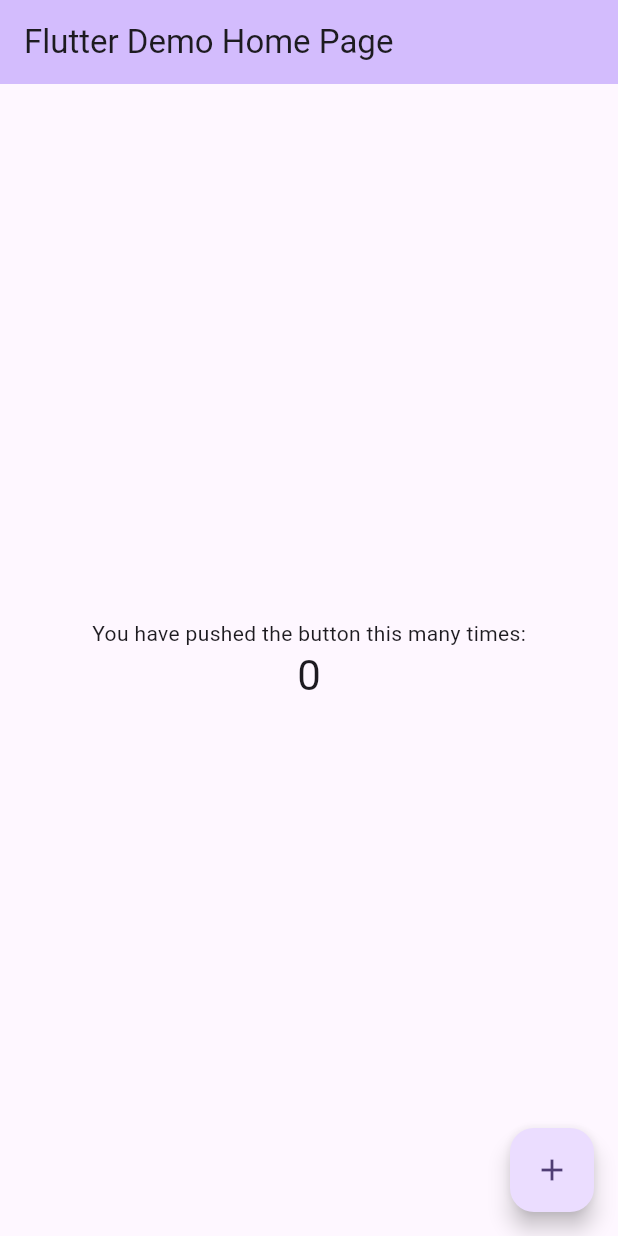
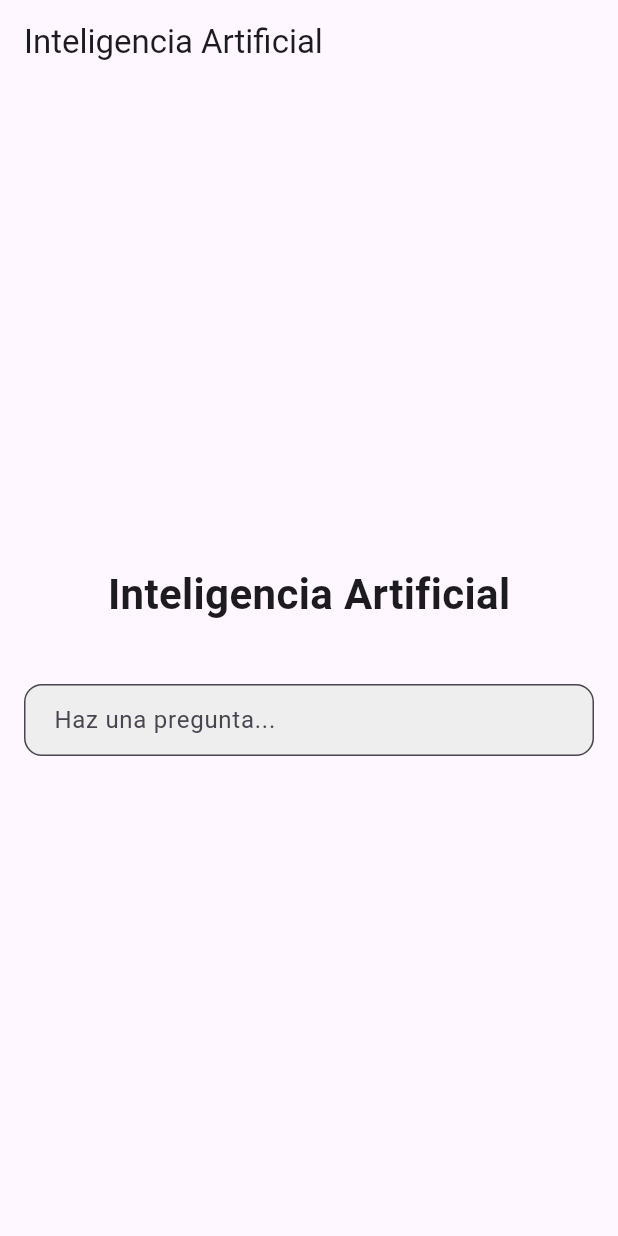
Before and after one commit to julio763284/IA, a Flutter app: the screen it shows after launch, on a phone screen of 412 x 824 dp. Run offline on Flutter 3.47's test engine with Material 3 defaults, Android fonts, the phone set to English and light mode, and no system bars.

Commit message:
Mejora de la vista Inicial

```diff
--- /dev/null
+++ b/flutter_application_1/lib/Inicio.dart
@@ -0,0 +1,43 @@
+import 'package:flutter/material.dart';
+
+class Inicio extends StatelessWidget {
+  const Inicio({super.key});
+
+  @override
+  Widget build(BuildContext context) {
+    return Scaffold(
+      appBar: AppBar(title: const Text('Inteligencia Artificial')),
+      body: Padding(
+        padding: const EdgeInsets.all(16),
+        child: Column(
+          mainAxisAlignment: MainAxisAlignment.center, // Centra verticalmente
+          children: [
+            const Spacer(), // Empuja hacia el centro
+            const Center(
+              child: Text(
+                'Inteligencia Artificial',
+                style: TextStyle(fontSize: 28, fontWeight: FontWeight.bold),
+              ),
+            ),
+            const SizedBox(height: 40),
+            TextField(
+              decoration: InputDecoration(
+                hintText: 'Haz una pregunta...',
+                filled: true,
+                fillColor: Colors.grey[200],
+                border: OutlineInputBorder(
+                  borderRadius: BorderRadius.circular(12),
+                ),
+                contentPadding: const EdgeInsets.symmetric(
+                  horizontal: 16,
+                  vertical: 12,
+                ),
+              ),
+            ),
+            const Spacer(), // Empuja hacia abajo
+          ],
+        ),
+      ),
+    );
+  }
+}
--- a/flutter_application_1/lib/main.dart
+++ b/flutter_application_1/lib/main.dart
@@ -1,4 +1,5 @@
 import 'package:flutter/material.dart';
+import 'Inicio.dart';
 
 void main() {
   runApp(const MyApp());
@@ -10,113 +11,6 @@ class MyApp extends StatelessWidget {
   // This widget is the root of your application.
   @override
   Widget build(BuildContext context) {
-    return MaterialApp(
-      title: 'Flutter Demo',
-      theme: ThemeData(
-        // This is the theme of your application.
-        //
-        // TRY THIS: Try running your application with "flutter run". You'll see
-        // the application has a purple toolbar. Then, without quitting the app,
-        // try changing the seedColor in the colorScheme below to Colors.green
-        // and then invoke "hot reload" (save your changes or press the "hot
-        // reload" button in a Flutter-supported IDE, or press "r" if you used
-        // the command line to start the app).
-        //
-        // Notice that the counter didn't reset back to zero; the application
-        // state is not lost during the reload. To reset the state, use hot
-        // restart instead.
-        //
-        // This works for code too, not just values: Most code changes can be
-        // tested with just a hot reload.
-        colorScheme: ColorScheme.fromSeed(seedColor: Colors.deepPurple),
-      ),
-      home: const MyHomePage(title: 'Flutter Demo Home Page'),
-    );
+    return MaterialApp(home: Inicio());
   }
 }
-
-class MyHomePage extends StatefulWidget {
-  const MyHomePage({super.key, required this.title});
-
-  // This widget is the home page of your application. It is stateful, meaning
-  // that it has a State object (defined below) that contains fields that affect
-  // how it looks.
-
-  // This class is the configuration for the state. It holds the values (in this
-  // case the title) provided by the parent (in this case the App widget) and
-  // used by the build method of the State. Fields in a Widget subclass are
-  // always marked "final".
-
-  final String title;
-
-  @override
-  State<MyHomePage> createState() => _MyHomePageState();
-}
-
-class _MyHomePageState extends State<MyHomePage> {
-  int _counter = 0;
-
-  void _incrementCounter() {
-    setState(() {
-      // This call to setState tells the Flutter framework that something has
-      // changed in this State, which causes it to rerun the build method below
-      // so that the display can reflect the updated values. If we changed
-      // _counter without calling setState(), then the build method would not be
-      // called again, and so nothing would appear to happen.
-      _counter++;
-    });
-  }
-
-  @override
-  Widget build(BuildContext context) {
-    // This method is rerun every time setState is called, for instance as done
-    // by the _incrementCounter method above.
-    //
-    // The Flutter framework has been optimized to make rerunning build methods
-    // fast, so that you can just rebuild anything that needs updating rather
-    // than having to individually change instances of widgets.
-    return Scaffold(
-      appBar: AppBar(
-        // TRY THIS: Try changing the color here to a specific color (to
-        // Colors.amber, perhaps?) and trigger a hot reload to see the AppBar
-        // change color while the other colors stay the same.
-        backgroundColor: Theme.of(context).colorScheme.inversePrimary,
-        // Here we take the value from the MyHomePage object that was created by
-        // the App.build method, and use it to set our appbar title.
-        title: Text(widget.title),
-      ),
-      body: Center(
-        // Center is a layout widget. It takes a single child and positions it
-        // in the middle of the parent.
-        child: Column(
-          // Column is also a layout widget. It takes a list of children and
-          // arranges them vertically. By default, it sizes itself to fit its
-          // children horizontally, and tries to be as tall as its parent.
-          //
-          // Column has various properties to control how it sizes itself and
-          // how it positions its children. Here we use mainAxisAlignment to
-          // center the children vertically; the main axis here is the vertical
-          // axis because Columns are vertical (the cross axis would be
-          // horizontal).
-          //
-          // TRY THIS: Invoke "debug painting" (choose the "Toggle Debug Paint"
-          // action in the IDE, or press "p" in the console), to see the
-          // wireframe for each widget.
-          mainAxisAlignment: MainAxisAlignment.center,
-          children: <Widget>[
-            const Text('You have pushed the button this many times:'),
-            Text(
-              '$_counter',
-              style: Theme.of(context).textTheme.headlineMedium,
-            ),
-          ],
-        ),
-      ),
-      floatingActionButton: FloatingActionButton(
-        onPressed: _incrementCounter,
-        tooltip: 'Increment',
-        child: const Icon(Icons.add),
-      ), // This trailing comma makes auto-formatting nicer for build methods.
-    );
-  }
-}
```
